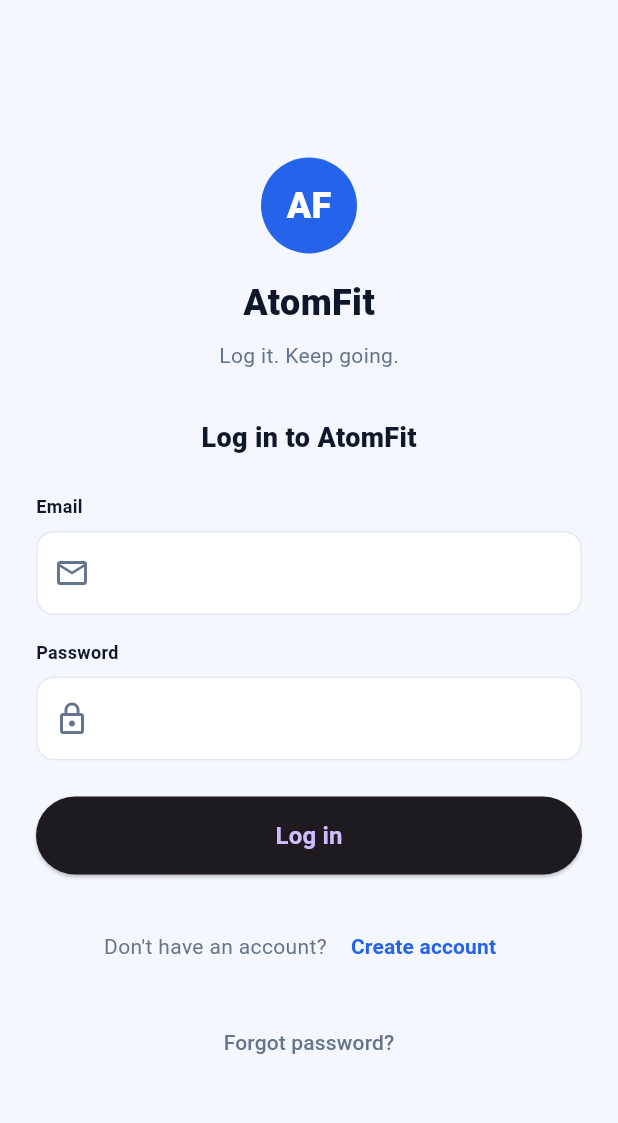
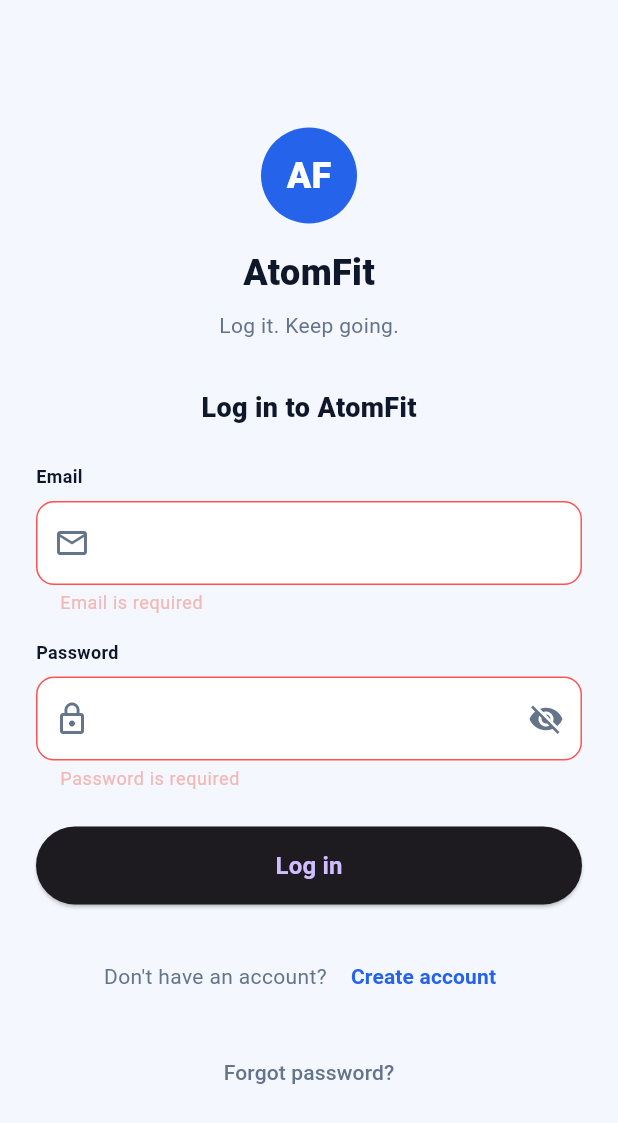
Before and after one commit to noboruru963/AtomicFit, a Flutter app: the LoginScreen screen opened directly, after a tap on "Log in", on a phone screen of 412 x 824 dp. Shown: the top 1123 px of the screen. Run offline on Flutter 3.47's test engine with Material 3 defaults, Android fonts, the phone set to English and light mode, and no system bars; our stand-ins replace shared_preferences, webview_flutter; accounts and stored records are empty.

Commit message:
Refactor LoginScreen to use StatefulWidget
Refactor LoginScreen to use StatefulWidget for better state management. Added form validation for email and password fields, and integrated local storage authentication.

```diff
--- a/lib/screens/login_screen.dart
+++ b/lib/screens/login_screen.dart
@@ -1,9 +1,80 @@
 import 'package:flutter/material.dart';
 import '../theme/app_theme.dart';
 import '../texts/app_texts.dart';
+import '../services/local_storage_service.dart';
 
-class LoginScreen extends StatelessWidget {
+class LoginScreen extends StatefulWidget {
   const LoginScreen({super.key});
+
+  @override
+  State<LoginScreen> createState() => _LoginScreenState();
+}
+
+class _LoginScreenState extends State<LoginScreen> {
+  final _formKey = GlobalKey<FormState>();
+  final _emailController = TextEditingController();
+  final _passwordController = TextEditingController();
+
+  bool _isLoading = false;
+  bool _obscurePassword = true;
+
+  @override
+  void dispose() {
+    _emailController.dispose();
+    _passwordController.dispose();
+    super.dispose();
+  }
+
+  String? _validateEmail(String? value) {
+    if (value == null || value.trim().isEmpty) {
+      return 'Email is required';
+    }
+    final emailRegex = RegExp(r'^[\w-\.]+@([\w-]+\.)+[\w-]{2,4}$');
+    if (!emailRegex.hasMatch(value.trim())) {
+      return 'Please enter a valid email address';
+    }
+    return null;
+  }
+
+  String? _validatePassword(String? value) {
+    if (value == null || value.isEmpty) {
+      return 'Password is required';
+    }
+    if (value.length < 6) {
+      return 'Password must be at least 6 characters';
+    }
+    return null;
+  }
+
+  Future<void> _handleLogin() async {
+    // 1. Run input field validations
+    if (!_formKey.currentState!.validate()) {
+      return;
+    }
+
+    setState(() => _isLoading = true);
+
+    // 2. Authenticate against local storage database
+    final user = await LocalStorageService.login(
+      _emailController.text,
+      _passwordController.text,
+    );
+
+    setState(() => _isLoading = false);
+
+    if (!mounted) return;
+
+    if (user != null) {
+      Navigator.pushReplacementNamed(context, '/home');
+    } else {
+      ScaffoldMessenger.of(context).showSnackBar(
+        const SnackBar(
+          content: Text('Invalid email or password. Please try again.'),
+          backgroundColor: Colors.redAccent,
+        ),
+      );
+    }
+  }
 
   @override
   Widget build(BuildContext context) {
@@ -13,6 +84,9 @@ class LoginScreen extends StatelessWidget {
         child: Center(
           child: SingleChildScrollView(
             padding: const EdgeInsets.symmetric(horizontal: 24),
+            child: Form(
+              key: _formKey,
+              autovalidateMode: AutovalidateMode.onUserInteraction,
               child: Column(
                 mainAxisAlignment: MainAxisAlignment.center,
                 children: [
@@ -24,46 +98,121 @@ class LoginScreen extends StatelessWidget {
                       borderRadius: BorderRadius.circular(32),
                     ),
                     child: const Center(
-                    child: Text('AF', style: TextStyle(color: Colors.white, fontSize: 24, fontWeight: FontWeight.w800)),
+                      child: Text(
+                        'AF',
+                        style: TextStyle(
+                          color: Colors.white,
+                          fontSize: 24,
+                          fontWeight: FontWeight.w800,
+                        ),
+                      ),
                     ),
                   ),
                   const SizedBox(height: 16),
-                Text(AppTexts.appName, style: const TextStyle(fontSize: 24, fontWeight: FontWeight.w800, color: AppTheme.textLight)),
+                  Text(
+                    AppTexts.appName,
+                    style: const TextStyle(
+                      fontSize: 24,
+                      fontWeight: FontWeight.w800,
+                      color: AppTheme.textLight,
+                    ),
+                  ),
                   const SizedBox(height: 8),
-                Text(AppTexts.tagline, style: TextStyle(fontSize: 14, color: AppTheme.mutedLight)),
+                  Text(
+                    AppTexts.tagline,
+                    style: TextStyle(
+                      fontSize: 14,
+                      color: AppTheme.mutedLight,
+                    ),
+                  ),
                   const SizedBox(height: 32),
-                Text(AppTexts.loginTitle, style: const TextStyle(fontSize: 18, fontWeight: FontWeight.w800, color: AppTheme.textLight)),
+                  Text(
+                    AppTexts.loginTitle,
+                    style: const TextStyle(
+                      fontSize: 18,
+                      fontWeight: FontWeight.w800,
+                      color: AppTheme.textLight,
+                    ),
+                  ),
                   const SizedBox(height: 24),
-                _buildTextField(AppTexts.emailLabel, Icons.email_outlined),
+                  _buildTextField(
+                    label: AppTexts.emailLabel,
+                    icon: Icons.email_outlined,
+                    controller: _emailController,
+                    validator: _validateEmail,
+                    keyboardType: TextInputType.emailAddress,
+                  ),
                   const SizedBox(height: 16),
-                _buildTextField(AppTexts.passwordLabel, Icons.lock_outline, obscureText: true),
+                  _buildTextField(
+                    label: AppTexts.passwordLabel,
+                    icon: Icons.lock_outline,
+                    controller: _passwordController,
+                    validator: _validatePassword,
+                    obscureText: _obscurePassword,
+                    isPassword: true,
+                  ),
                   const SizedBox(height: 24),
                   SizedBox(
                     width: double.infinity,
                     height: 52,
                     child: ElevatedButton(
-                    onPressed: () => Navigator.pushReplacementNamed(context, '/home'),
-                    child: const Text(AppTexts.loginButton, style: TextStyle(fontSize: 16, fontWeight: FontWeight.w700)),
+                      onPressed: _isLoading ? null : _handleLogin,
+                      child: _isLoading
+                          ? const SizedBox(
+                              height: 20,
+                              width: 20,
+                              child: CircularProgressIndicator(
+                                strokeWidth: 2,
+                                color: Colors.white,
+                              ),
+                            )
+                          : const Text(
+                              AppTexts.loginButton,
+                              style: TextStyle(
+                                fontSize: 16,
+                                fontWeight: FontWeight.w700,
+                              ),
+                            ),
                     ),
                   ),
                   const SizedBox(height: 24),
                   Row(
                     mainAxisAlignment: MainAxisAlignment.center,
                     children: [
-                    Text(AppTexts.noAccount, style: TextStyle(fontSize: 14, color: AppTheme.mutedLight)),
+                      Text(
+                        AppTexts.noAccount,
+                        style: TextStyle(
+                          fontSize: 14,
+                          color: AppTheme.mutedLight,
+                        ),
+                      ),
                       const SizedBox(width: 4),
                       TextButton(
                         onPressed: () => Navigator.pushNamed(context, '/register'),
-                      child: Text(AppTexts.registerButton, style: const TextStyle(fontSize: 14, fontWeight: FontWeight.w700, color: AppTheme.primary)),
+                        child: Text(
+                          AppTexts.registerButton,
+                          style: const TextStyle(
+                            fontSize: 14,
+                            fontWeight: FontWeight.w700,
+                            color: AppTheme.primary,
+                          ),
+                        ),
                       ),
                     ],
                   ),
                   const SizedBox(height: 16),
                   TextButton(
                     onPressed: () {},
-                  child: Text(AppTexts.forgotPassword, style: TextStyle(fontSize: 14, color: AppTheme.mutedLight)),
+                    child: Text(
+                      AppTexts.forgotPassword,
+                      style: TextStyle(
+                        fontSize: 14,
+                        color: AppTheme.mutedLight,
+                      ),
+                    ),
                   ),
                 ],
+              ),
             ),
           ),
         ),
@@ -71,16 +220,46 @@ class LoginScreen extends StatelessWidget {
     );
   }
 
-  Widget _buildTextField(String label, IconData icon, {bool obscureText = false}) {
+  Widget _buildTextField({
+    required String label,
+    required IconData icon,
+    required TextEditingController controller,
+    required String? Function(String?) validator,
+    bool obscureText = false,
+    bool isPassword = false,
+    TextInputType keyboardType = TextInputType.text,
+  }) {
     return Column(
       crossAxisAlignment: CrossAxisAlignment.start,
       children: [
-        Text(label, style: const TextStyle(fontSize: 12, fontWeight: FontWeight.w700, color: AppTheme.textLight)),
+        Text(
+          label,
+          style: const TextStyle(
+            fontSize: 12,
+            fontWeight: FontWeight.w700,
+            color: AppTheme.textLight,
+          ),
+        ),
         const SizedBox(height: 8),
-        TextField(
+        TextFormField(
+          controller: controller,
+          validator: validator,
           obscureText: obscureText,
+          keyboardType: keyboardType,
+          style: const TextStyle(color: AppTheme.textLight),
           decoration: InputDecoration(
             prefixIcon: Icon(icon, color: AppTheme.mutedLight),
+            suffixIcon: isPassword
+                ? IconButton(
+                    icon: Icon(
+                      obscureText ? Icons.visibility_off : Icons.visibility,
+                      color: AppTheme.mutedLight,
+                    ),
+                    onPressed: () {
+                      setState(() => _obscurePassword = !_obscurePassword);
+                    },
+                  )
+                : null,
             filled: true,
             fillColor: AppTheme.cardLight,
             border: OutlineInputBorder(
@@ -95,6 +274,14 @@ class LoginScreen extends StatelessWidget {
               borderRadius: BorderRadius.circular(AppTheme.radiusInput),
               borderSide: const BorderSide(color: AppTheme.primary),
             ),
+            errorBorder: OutlineInputBorder(
+              borderRadius: BorderRadius.circular(AppTheme.radiusInput),
+              borderSide: const BorderSide(color: Colors.redAccent),
+            ),
+            focusedErrorBorder: OutlineInputBorder(
+              borderRadius: BorderRadius.circular(AppTheme.radiusInput),
+              borderSide: const BorderSide(color: Colors.redAccent),
+            ),
           ),
         ),
       ],
```
Lines whose indentation alone changed are shown as unchanged.
